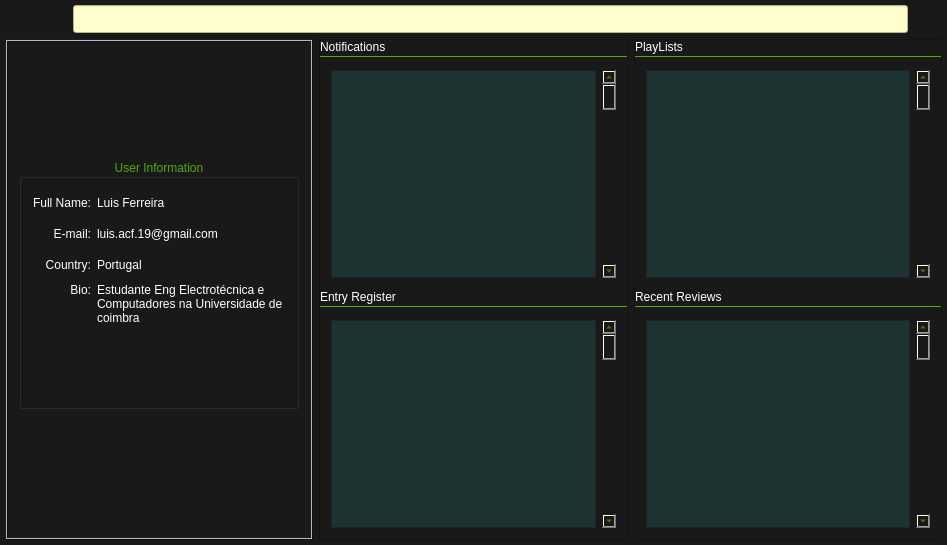
The window that mainwindow.ui (LACF-MIEEC/BasesDados) describes before a commit, drawn with Qt 5.
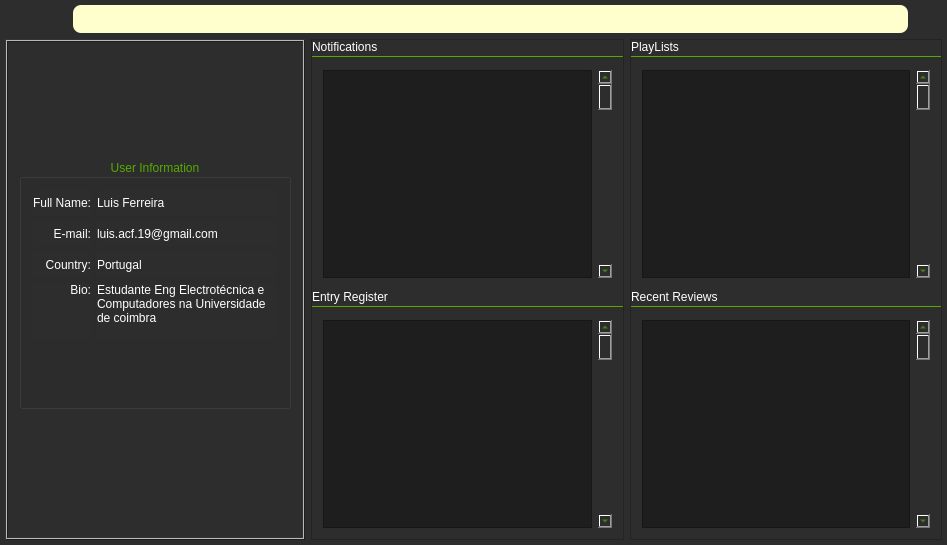
The same window after the commit. The open tabs and pages were chosen to show the change. Icons and pictures are not drawn.

The edit to the form file:
```diff
--- a/mainwindow.ui
+++ b/mainwindow.ui
@@ -13,18 +13,22 @@
   <property name="windowTitle">
    <string>Music Database</string>
   </property>
+  <property name="windowIcon">
+   <iconset resource="resources.qrc">
+    <normaloff>:/Logos/MusicLogoOrange</normaloff>:/Logos/MusicLogoOrange</iconset>
+  </property>
   <property name="styleSheet">
    <string notr="true">*{
 	selection-background-color: rgb(255, 255, 255);
 	selection-color: rgb(0, 0, 0);
 
-	background-color: rgb(25, 25, 25);
+	background-color: rgb(45, 45, 45);
 	alternate-background-color: rgb(0, 0, 0);
 
 	font: 10pt &quot;Century Gothic&quot;  ;
 	color: rgb(85, 170, 0);
 
-	gridline-color: rgb(85, 170, 255);
+	gridline-color: rgb(206, 206, 206);
 }
 QTextEdit{
 	background-color:rgb(255, 255, 205);
@@ -33,12 +37,15 @@
 }
 QLineEdit{
 	background-color:rgb(255, 255, 205);
-	border-color: rgb(0, 170, 255);
+	border-radius: 4px;
 	color: rgb(0,0,0);
 	
 	selection-color: rgb(255, 255, 255);
 	selection-background-color: rgb(85, 170, 255);
 }
+QLineEdit#searchBar{	
+	border-radius: 8px;
+}
 QToolButton{
 	border:none;
 }
@@ -49,7 +56,18 @@
 	color: black;
 }
 QTableView{
-	background-color: rgb(30, 50, 50);
+	background-color: rgb(30, 30, 30);
+}
+QPushButton{
+	border-width: 2px;
+    border-style: solid;
+	border-radius: 3px;
+	border-color: rgb(0, 0, 0);
+	background-color: rgb(100, 100, 100);
+	color: rgb(220, 220, 220);
+}
+QGroupBox{
+	background:none;
 }
 	
 </string>
@@ -71,7 +89,7 @@
     <item row="2" column="0">
      <layout class="QHBoxLayout" name="horizontalLayout">
       <item>
-       <widget class="QToolButton" name="toolButton">
+       <widget class="QToolButton" name="homeButton">
         <property name="sizePolicy">
          <sizepolicy hsizetype="Minimum" vsizetype="Minimum">
           <horstretch>0</horstretch>
@@ -100,7 +118,7 @@
        </widget>
       </item>
       <item>
-       <widget class="QToolButton" name="toolButton_2">
+       <widget class="QToolButton" name="filesButton">
         <property name="sizePolicy">
          <sizepolicy hsizetype="Minimum" vsizetype="Minimum">
           <horstretch>0</horstretch>
@@ -129,7 +147,7 @@
        </widget>
       </item>
       <item>
-       <widget class="QLineEdit" name="SearchBar">
+       <widget class="QLineEdit" name="searchBar">
         <property name="sizePolicy">
          <sizepolicy hsizetype="MinimumExpanding" vsizetype="Minimum">
           <horstretch>0</horstretch>
@@ -145,7 +163,7 @@
        </widget>
       </item>
       <item>
-       <widget class="QToolButton" name="toolButton">
+       <widget class="QToolButton" name="searchButton">
         <property name="sizePolicy">
          <sizepolicy hsizetype="Minimum" vsizetype="Minimum">
           <horstretch>0</horstretch>
@@ -178,9 +196,9 @@
     <item row="4" column="0">
      <widget class="QStackedWidget" name="stackedWidget">
       <property name="currentIndex">
-       <number>1</number>
+       <number>0</number>
       </property>
-      <widget class="QWidget" name="stackedWidgetPage1" native="true">
+      <widget class="QWidget" name="stackedWidgetPage1">
        <layout class="QGridLayout" name="gridLayout_2">
         <property name="leftMargin">
          <number>0</number>
@@ -265,7 +283,7 @@
                  <rect>
                   <x>0</x>
                   <y>0</y>
-                  <width>304</width>
+                  <width>308</width>
                   <height>227</height>
                  </rect>
                 </property>
@@ -323,7 +341,7 @@
                  <rect>
                   <x>0</x>
                   <y>0</y>
-                  <width>304</width>
+                  <width>308</width>
                   <height>226</height>
                  </rect>
                 </property>
@@ -418,7 +436,7 @@
                  <rect>
                   <x>0</x>
                   <y>0</y>
-                  <width>305</width>
+                  <width>309</width>
                   <height>227</height>
                  </rect>
                 </property>
@@ -479,7 +497,7 @@
                  <rect>
                   <x>0</x>
                   <y>0</y>
-                  <width>305</width>
+                  <width>309</width>
                   <height>226</height>
                  </rect>
                 </property>
@@ -506,14 +524,14 @@
         <item row="0" column="0">
          <widget class="QFrame" name="UserFrame">
           <property name="sizePolicy">
-           <sizepolicy hsizetype="Minimum" vsizetype="Expanding">
+           <sizepolicy hsizetype="Fixed" vsizetype="Expanding">
             <horstretch>0</horstretch>
             <verstretch>0</verstretch>
            </sizepolicy>
           </property>
           <property name="minimumSize">
            <size>
-            <width>250</width>
+            <width>300</width>
             <height>0</height>
            </size>
           </property>
@@ -563,7 +581,7 @@
               <string/>
              </property>
              <property name="pixmap">
-              <pixmap resource="resources.qrc">:/Icons/UserPic</pixmap>
+              <pixmap resource="resources.qrc">:/Logos/MusicLogoOrange</pixmap>
              </property>
              <property name="scaledContents">
               <bool>true</bool>
@@ -816,7 +834,7 @@
         </item>
        </layout>
       </widget>
-      <widget class="QWidget" name="stackedWidgetPage2" native="true"/>
+      <widget class="QWidget" name="stackedWidgetPage2"/>
      </widget>
     </item>
    </layout>
```
